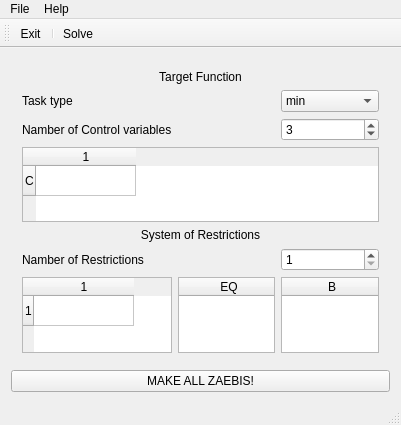
The window that mainwindow.ui (aleax/simplex) describes before a commit, drawn with Qt 5.
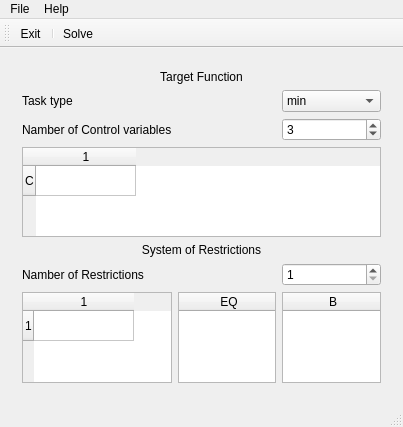
The same window after the commit.

What changed in the file:
```diff
--- a/mainwindow.ui
+++ b/mainwindow.ui
@@ -6,8 +6,8 @@
    <rect>
     <x>0</x>
     <y>0</y>
-    <width>401</width>
-    <height>425</height>
+    <width>403</width>
+    <height>427</height>
    </rect>
   </property>
   <property name="windowTitle">
@@ -166,13 +166,6 @@
       </layout>
      </widget>
     </item>
-    <item row="1" column="0">
-     <widget class="QPushButton" name="pushButtonStart">
-      <property name="text">
-       <string>MAKE ALL ZAEBIS!</string>
-      </property>
-     </widget>
-    </item>
    </layout>
   </widget>
   <widget class="QMenuBar" name="menuBar">
```
Left out of the diff: 16 changed lines with no effect on the pictures.
